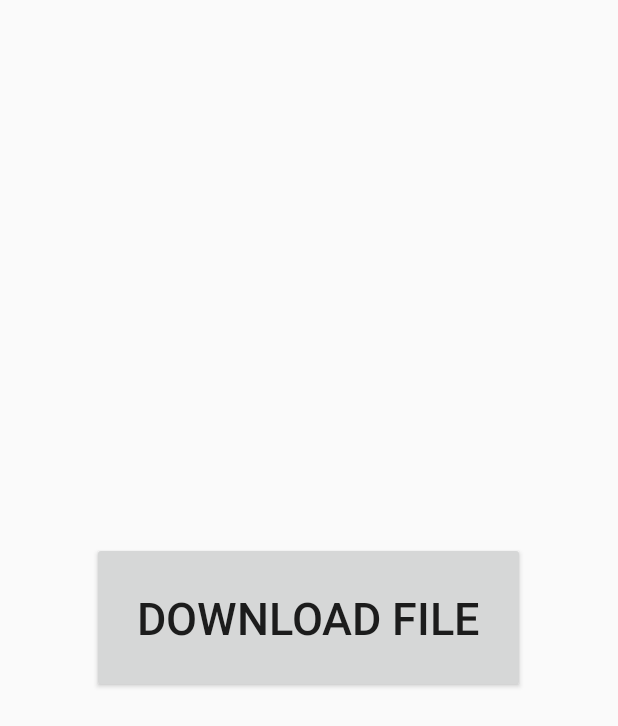
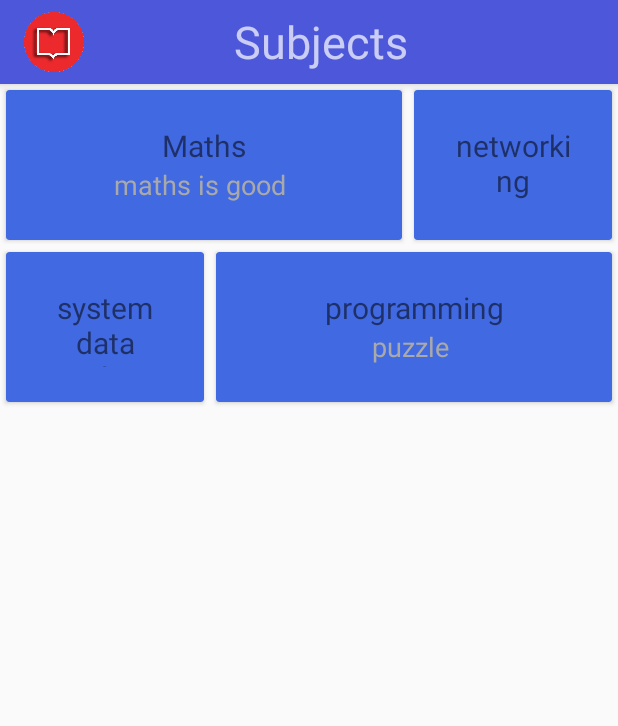
Before and after one commit to eals/TBCApp, an Android app: the MainActivity screen opened directly, with no data from a screen before it, after a tap on an icon or button, on a phone screen of 412 x 824 dp. Shown: the top 726 px of the screen. Run offline under Robolectric (Android 15) with nearby library versions, the phone set to English and light mode, and no system bars; 3 statements that could not run were skipped.

Commit message:
ebook is now on

```diff
--- a/app/src/main/AndroidManifest.xml
+++ b/app/src/main/AndroidManifest.xml
@@ -3,6 +3,8 @@
     package="com.azwraith.apps.tbcapp">
 
     <uses-permission android:name="android.permission.INTERNET" />
+    <uses-permission android:name="android.permission.WRITE_EXTERNAL_STORAGE"/>
+    <uses-permission android:name="android.permission.READ_EXTERNAL_STORAGE"/>
 
     <application
         android:allowBackup="true"
@@ -25,6 +27,8 @@
             android:name=".Timetable"
             android:screenOrientation="landscape" />
         <activity android:name=".About" />
+        <activity android:name=".SubEbookActivity"/>
+        <activity android:name=".MathsActivity"/>
         <activity android:name=".BookActivity"></activity>
     </application>
 
--- a/app/src/main/java/com/azwraith/apps/tbcapp/MainActivity.java
+++ b/app/src/main/java/com/azwraith/apps/tbcapp/MainActivity.java
@@ -85,7 +85,7 @@ public class MainActivity extends AppCompatActivity {
             @Override
             public void onClick(View view) {
                 Toast.makeText(MainActivity.this, "Loading...", Toast.LENGTH_SHORT).show();
-                startActivity(new Intent(MainActivity.this, BookActivity.class));
+                startActivity(new Intent(MainActivity.this, SubEbookActivity.class));
             }
         });
 
--- /dev/null
+++ b/app/src/main/java/com/azwraith/apps/tbcapp/SubEbookActivity.java
@@ -0,0 +1,48 @@
+package com.azwraith.apps.tbcapp;
+
+import android.content.Intent;
+import android.os.Bundle;
+import android.support.v7.app.AppCompatActivity;
+import android.support.v7.widget.CardView;
+import android.view.View;
+
+/**
+ * Created by B50i7D on 9/29/2016.
+ */
+public class SubEbookActivity extends AppCompatActivity {
+    CardView maths,networking,sad,programming;
+    @Override
+    protected void onCreate(Bundle savedInstanceState) {
+        super.onCreate(savedInstanceState);
+        setContentView(R.layout.subebook_activity);
+        maths = (CardView) findViewById(R.id.maths);
+        networking = (CardView) findViewById(R.id.networking);
+        programming = (CardView) findViewById(R.id.programming);
+        sad = (CardView) findViewById(R.id.sad);
+        maths.setOnClickListener(new View.OnClickListener() {
+            @Override
+            public void onClick(View view) {
+                Intent intent = new Intent(SubEbookActivity.this,MathsActivity.class);
+                startActivity(intent);
+            }
+        });
+        networking.setOnClickListener(new View.OnClickListener() {
+            @Override
+            public void onClick(View view) {
+
+            }
+        });
+        sad.setOnClickListener(new View.OnClickListener() {
+            @Override
+            public void onClick(View view) {
+
+            }
+        });
+        programming.setOnClickListener(new View.OnClickListener() {
+            @Override
+            public void onClick(View view) {
+
+            }
+        });
+    }
+}
--- /dev/null
+++ b/app/src/main/res/layout/subebook_activity.xml
@@ -0,0 +1,198 @@
+<?xml version="1.0" encoding="utf-8"?>
+<LinearLayout xmlns:android="http://schemas.android.com/apk/res/android"
+    xmlns:app="http://schemas.android.com/apk/res-auto"
+    xmlns:card_view="http://schemas.android.com/tools"
+    android:orientation="vertical"
+    android:layout_width="match_parent"
+    android:layout_height="match_parent"
+
+    >
+    <android.support.v7.widget.Toolbar
+        android:layout_width="match_parent"
+        android:layout_height="?attr/actionBarSize"
+        android:elevation="4dp"
+        android:background="#4d57d9"
+        android:id="@+id/main_toolbar"
+        android:theme="@style/ThemeOverlay.AppCompat.Dark"
+        app:popupTheme="@style/ThemeOverlay.AppCompat.Light"
+        >
+        <RelativeLayout
+            android:layout_width="match_parent"
+            android:layout_height="wrap_content">
+            <ImageView
+                android:layout_width="40dp"
+                android:layout_height="match_parent"
+                android:src="@drawable/ebook"
+                />
+            <TextView
+                android:layout_width="wrap_content"
+                android:layout_height="wrap_content"
+                android:textSize="30sp"
+                android:id="@+id/home_title"
+                android:layout_centerHorizontal="true"
+                android:layout_centerVertical="true"
+                android:text="Subjects"
+                />
+        </RelativeLayout>
+    </android.support.v7.widget.Toolbar>
+<LinearLayout
+    android:layout_width="match_parent"
+    android:layout_height="wrap_content"
+    android:orientation="horizontal"
+    >
+    <android.support.v7.widget.CardView
+        android:layout_width="0dp"
+        android:layout_weight="2"
+        android:layout_height="100dp"
+        android:id="@+id/maths"
+        app:cardBackgroundColor="#4169e1"
+        android:layout_marginRight="10dp"
+        android:layout_marginLeft="10dp"
+        android:layout_marginBottom="10dp"
+        android:layout_margin="4dp"
+        >
+        <RelativeLayout
+            android:layout_width="match_parent"
+            android:layout_height="match_parent"
+            android:padding="23dp"
+            >
+            <TextView
+                android:layout_width="wrap_content"
+                android:layout_height="wrap_content"
+                android:text="Maths"
+                android:textSize="20sp"
+                android:textAlignment="center"
+                android:layout_centerHorizontal="true"
+                android:id="@+id/one"
+                />
+            <TextView
+                android:layout_width="wrap_content"
+                android:layout_height="wrap_content"
+                android:layout_below="@+id/one"
+                android:layout_centerHorizontal="true"
+                android:text="maths is good "
+                android:textSize="18sp"
+                android:textColor="#a9a9a9"
+                />
+        </RelativeLayout>
+    </android.support.v7.widget.CardView>
+    <android.support.v7.widget.CardView
+        android:layout_width="0dp"
+        android:layout_weight="1"
+        android:layout_height="100dp"
+        android:id="@+id/networking"
+        app:cardBackgroundColor="#4169e1"
+        android:layout_marginRight="10dp"
+        android:layout_marginLeft="10dp"
+        android:layout_marginBottom="10dp"
+        android:layout_margin="4dp"
+        >
+        <RelativeLayout
+            android:layout_width="match_parent"
+            android:layout_height="match_parent"
+            android:padding="23dp"
+            >
+            <TextView
+                android:layout_width="wrap_content"
+                android:layout_height="wrap_content"
+                android:text="networking"
+                android:textSize="20sp"
+                android:textAlignment="center"
+                android:layout_centerHorizontal="true"
+                android:id="@+id/two"
+                />
+            <TextView
+                android:layout_width="wrap_content"
+                android:layout_height="wrap_content"
+                android:layout_below="@+id/two"
+                android:layout_centerHorizontal="true"
+                android:text="networking is lol"
+                android:textSize="18sp"
+                android:textColor="#a9a9a9"
+                />
+        </RelativeLayout>
+    </android.support.v7.widget.CardView>
+</LinearLayout>
+    <LinearLayout
+        android:layout_width="match_parent"
+        android:layout_height="wrap_content"
+        android:orientation="horizontal"
+        >
+        <android.support.v7.widget.CardView
+            android:layout_width="0dp"
+            android:layout_weight="1"
+            android:layout_height="100dp"
+            android:id="@+id/sad"
+            app:cardBackgroundColor="#4169e1"
+            android:layout_marginRight="10dp"
+            android:layout_marginLeft="10dp"
+            android:layout_marginBottom="10dp"
+            android:layout_margin="4dp"
+            >
+
+            <RelativeLayout
+                android:layout_width="match_parent"
+                android:layout_height="match_parent"
+                android:padding="23dp"
+                >
+                <TextView
+                    android:layout_width="wrap_content"
+                    android:layout_height="wrap_content"
+                    android:text="system data analysis"
+                    android:textSize="20sp"
+                    android:textAlignment="center"
+                    android:layout_centerHorizontal="true"
+                    android:id="@+id/three"
+                    />
+                <TextView
+                    android:layout_width="wrap_content"
+                    android:layout_height="wrap_content"
+                    android:layout_below="@+id/three"
+                    android:layout_centerHorizontal="true"
+                    android:text="waht the heck "
+                    android:textSize="18sp"
+                    android:textColor="#a9a9a9"
+                    />
+            </RelativeLayout>
+        </android.support.v7.widget.CardView>
+        <android.support.v7.widget.CardView
+            android:layout_width="0dp"
+            android:layout_weight="2"
+            android:layout_height="100dp"
+            android:id="@+id/programming"
+            app:cardBackgroundColor="#4169e1"
+            android:layout_marginRight="10dp"
+            android:layout_marginLeft="10dp"
+            android:layout_marginBottom="10dp"
+            android:layout_margin="4dp"
+            >
+            <RelativeLayout
+                android:layout_width="match_parent"
+                android:layout_height="match_parent"
+                android:padding="23dp"
+                >
+                <TextView
+                    android:layout_width="wrap_content"
+                    android:layout_height="wrap_content"
+                    android:text="programming"
+                    android:textSize="20sp"
+                    android:textAlignment="center"
+                    android:layout_centerHorizontal="true"
+                    android:id="@+id/four"
+                    />
+                <TextView
+                    android:layout_width="wrap_content"
+                    android:layout_height="wrap_content"
+                    android:layout_below="@+id/four"
+                    android:layout_centerHorizontal="true"
+                    android:text="puzzle "
+                    android:textSize="18sp"
+                    android:textColor="#a9a9a9"
+                    />
+            </RelativeLayout>
+        </android.support.v7.widget.CardView>
+    </LinearLayout>
+
+
+
+</LinearLayout>
```
Also changed, not shown: app/src/main/java/com/azwraith/apps/tbcapp/MathsActivity.java (added, +53 -0 lines), app/src/main/res/layout/maths_activity.xml (added, +180 -0 lines), app/src/main/res/drawable/bshades.png (added).
